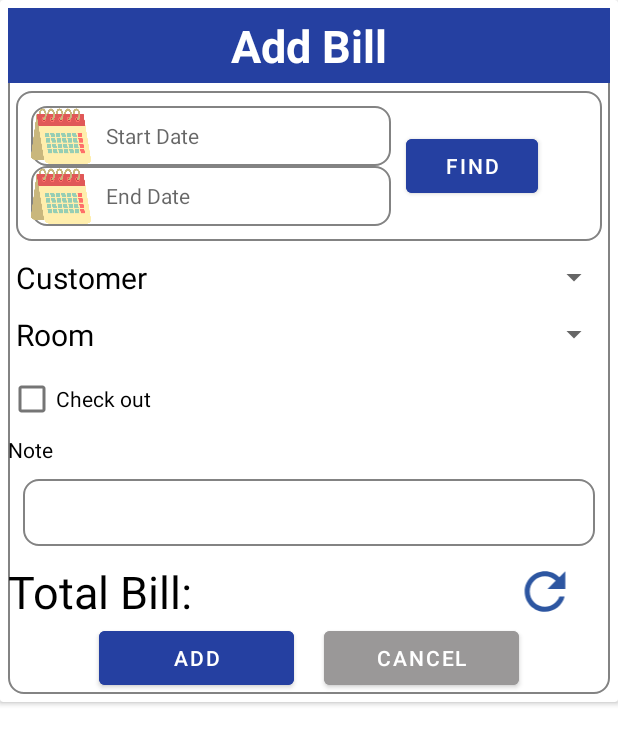
After one commit to thinhnqhe150498/PRM391-HotelManagerApp, an Android app: the layout bill_dialog.xml on its own in the app's theme, with its tools: preview values and no code run, on a phone screen of 412 x 824 dp. The commit adds this screen. Shown: the top 745 px of the screen. Run offline under Robolectric (Android 15) with nearby library versions, the phone set to English and light mode, and no system bars.

Commit message:
dialog config

```diff
--- a/Final_Project/app/src/main/java/com/example/final_project/adapter/StatusSpinnerAdapter.java
+++ b/Final_Project/app/src/main/java/com/example/final_project/adapter/StatusSpinnerAdapter.java
@@ -33,7 +33,6 @@ public class StatusSpinnerAdapter extends ArrayAdapter<RoomStatus> {
             tvStatusSelected.setText(roomStatus.statusName);
         }
         return convertView;
-//        return super.getView(position, convertView, parent);
     }
 
     @Override
--- a/Final_Project/app/src/main/java/com/example/final_project/fragment/BillFragment.java
+++ b/Final_Project/app/src/main/java/com/example/final_project/fragment/BillFragment.java
@@ -1,10 +1,19 @@
 package com.example.final_project.fragment;
 
+import android.app.Dialog;
+import android.graphics.Color;
+import android.graphics.drawable.ColorDrawable;
 import android.os.Bundle;
+import android.view.Gravity;
 import android.view.LayoutInflater;
 import android.view.View;
 import android.view.ViewGroup;
+import android.view.Window;
+import android.view.WindowManager;
 import android.widget.AdapterView;
+import android.widget.Button;
+import android.widget.ImageButton;
+import android.widget.ImageView;
 import android.widget.Spinner;
 import android.widget.Toast;
 
@@ -41,6 +50,7 @@ public class BillFragment extends Fragment {
         spnRoomStatus.setOnItemSelectedListener(new AdapterView.OnItemSelectedListener() {
             @Override
             public void onItemSelected(AdapterView<?> parent, View view, int position, long id) {
+                //todo: filter theo từng status ở đây
                 Toast.makeText(view.getContext(), statusAdapter.getItem(position).statusName, Toast.LENGTH_SHORT).show();
             }
 
@@ -49,6 +59,31 @@ public class BillFragment extends Fragment {
 
             }
         });
+
+        ImageButton addViewBtn = view.findViewById(R.id.add_bill_btn);
+        addViewBtn.setOnClickListener(button -> {
+            openAddBillDialog(view);
+        });
+
+    }
+
+
+    private void openAddBillDialog(View view) {
+        Dialog billDialog = new Dialog(view.getContext());
+        billDialog.requestWindowFeature(Window.FEATURE_NO_TITLE);
+        billDialog.setContentView(R.layout.bill_dialog);
+
+        Window window = billDialog.getWindow();
+        if(window == null) {
+            return;
+        }
+        window.setLayout(WindowManager.LayoutParams.MATCH_PARENT, WindowManager.LayoutParams.WRAP_CONTENT);
+        window.setBackgroundDrawable(new ColorDrawable(Color.TRANSPARENT));
+
+        WindowManager.LayoutParams winLayoutParams = window.getAttributes();
+        winLayoutParams.gravity = Gravity.CENTER;
+        window.setAttributes(winLayoutParams);
+        billDialog.show();
     }
 
     private List<RoomStatus> getListStatus() {
--- a/Final_Project/app/src/main/res/color/color.xml
+++ b/Final_Project/app/src/main/res/color/color.xml
@@ -2,5 +2,6 @@
 <selector xmlns:android="http://schemas.android.com/apk/res/android">
     <item android:color="@color/white" android:state_checked="false"/>
     <item android:color="@color/teal_200" android:state_checked="true"/>
+    <item android:color="@color/dark_blue" android:state_checked="true"/>
 
 </selector>
--- /dev/null
+++ b/Final_Project/app/src/main/res/drawable/add_circle_24.xml
@@ -0,0 +1,5 @@
+<vector android:height="24dp" android:tint="#2DA132"
+    android:viewportHeight="24" android:viewportWidth="24"
+    android:width="24dp" xmlns:android="http://schemas.android.com/apk/res/android">
+    <path android:fillColor="@android:color/white" android:pathData="M12,2C6.48,2 2,6.48 2,12s4.48,10 10,10 10,-4.48 10,-10S17.52,2 12,2zM17,13h-4v4h-2v-4L7,13v-2h4L11,7h2v4h4v2z"/>
+</vector>
--- /dev/null
+++ b/Final_Project/app/src/main/res/drawable/custom_bill_dialog.xml
@@ -0,0 +1,7 @@
+<?xml version="1.0" encoding="utf-8"?>
+<shape xmlns:android="http://schemas.android.com/apk/res/android">
+    <solid android:color="@color/white"/>
+    <corners android:radius="10dp"/>
+    <stroke android:width="1.2dp"
+        android:color="#838383"/>
+</shape>
--- /dev/null
+++ b/Final_Project/app/src/main/res/drawable/refresh_icon.xml
@@ -0,0 +1,5 @@
+<vector android:height="24dp" android:tint="#2D56A1"
+    android:viewportHeight="24" android:viewportWidth="24"
+    android:width="24dp" xmlns:android="http://schemas.android.com/apk/res/android">
+    <path android:fillColor="@android:color/white" android:pathData="M17.65,6.35C16.2,4.9 14.21,4 12,4c-4.42,0 -7.99,3.58 -7.99,8s3.57,8 7.99,8c3.73,0 6.84,-2.55 7.73,-6h-2.08c-0.82,2.33 -3.04,4 -5.65,4 -3.31,0 -6,-2.69 -6,-6s2.69,-6 6,-6c1.66,0 3.14,0.69 4.22,1.78L13,11h7V4l-2.35,2.35z"/>
+</vector>
--- /dev/null
+++ b/Final_Project/app/src/main/res/layout/bill_dialog.xml
@@ -0,0 +1,190 @@
+<?xml version="1.0" encoding="utf-8"?>
+<androidx.cardview.widget.CardView xmlns:android="http://schemas.android.com/apk/res/android"
+    android:layout_width="match_parent"
+    android:layout_height="wrap_content"
+    android:orientation="vertical">
+
+    <LinearLayout
+        android:layout_width="match_parent"
+        android:layout_height="wrap_content"
+        android:layout_margin="5dp"
+        android:background="@drawable/custom_bill_dialog"
+        android:orientation="vertical">
+
+        <TextView
+            android:layout_width="match_parent"
+            android:layout_height="50dp"
+            android:background="@color/dark_blue"
+            android:gravity="center"
+            android:text="Add Bill"
+            android:textColor="@color/white"
+            android:textSize="30dp"
+            android:textStyle="bold" />
+
+        <LinearLayout
+            android:layout_width="match_parent"
+            android:layout_height="wrap_content"
+            android:layout_margin="5dp"
+            android:background="@drawable/custom_bill_dialog"
+            android:orientation="horizontal"
+            android:padding="10dp">
+
+            <LinearLayout
+                android:layout_width="wrap_content"
+                android:layout_height="wrap_content"
+                android:orientation="vertical">
+
+                <LinearLayout
+                    android:layout_width="wrap_content"
+                    android:layout_height="wrap_content"
+                    android:background="@drawable/custom_bill_dialog"
+                    android:orientation="horizontal">
+
+                    <ImageView
+                        android:layout_width="40dp"
+                        android:layout_height="40dp"
+                        android:src="@drawable/calendar" />
+
+                    <TextView
+                        android:layout_width="200dp"
+                        android:layout_height="match_parent"
+                        android:enabled="false"
+                        android:hint="Start Date"
+                        android:padding="10dp" />
+                </LinearLayout>
+
+                <LinearLayout
+                    android:layout_width="wrap_content"
+                    android:layout_height="wrap_content"
+                    android:background="@drawable/custom_bill_dialog"
+                    android:orientation="horizontal">
+
+                    <ImageView
+                        android:layout_width="40dp"
+                        android:layout_height="40dp"
+                        android:src="@drawable/calendar" />
+
+                    <TextView
+                        android:layout_width="200dp"
+                        android:layout_height="match_parent"
+                        android:enabled="false"
+                        android:hint="End Date"
+                        android:padding="10dp" />
+                </LinearLayout>
+
+            </LinearLayout>
+
+            <Button
+                android:layout_width="wrap_content"
+                android:layout_height="wrap_content"
+                android:layout_gravity="center"
+                android:layout_marginStart="10dp"
+                android:backgroundTint="@color/dark_blue"
+                android:text="Find" />
+        </LinearLayout>
+
+        <LinearLayout
+            android:layout_width="match_parent"
+            android:layout_height="wrap_content"
+            android:orientation="horizontal">
+
+            <TextView
+                android:layout_width="wrap_content"
+                android:layout_height="wrap_content"
+                android:padding="5dp"
+                android:text="Customer"
+                android:textColor="@color/black"
+                android:textSize="20sp" />
+
+            <Spinner
+                android:layout_width="match_parent"
+                android:layout_height="match_parent" />
+
+        </LinearLayout>
+
+        <LinearLayout
+            android:layout_width="match_parent"
+            android:layout_height="wrap_content"
+            android:orientation="horizontal">
+
+            <TextView
+                android:layout_width="wrap_content"
+                android:layout_height="wrap_content"
+                android:padding="5dp"
+                android:text="Room"
+                android:textColor="@color/black"
+                android:textSize="20sp" />
+
+            <Spinner
+                android:layout_width="match_parent"
+                android:layout_height="match_parent" />
+
+
+        </LinearLayout>
+
+        <CheckBox
+            android:layout_width="wrap_content"
+            android:layout_height="wrap_content"
+            android:text="Check out" />
+
+        <TextView
+            android:layout_width="match_parent"
+            android:layout_height="wrap_content"
+            android:text="Note"
+            android:textColor="@color/black" />
+
+        <EditText
+            android:id="@+id/bill_note"
+            android:layout_width="match_parent"
+            android:layout_height="wrap_content"
+            android:layout_margin="10dp"
+            android:background="@drawable/custom_bill_dialog"
+            android:padding="10dp" />
+
+        <LinearLayout
+            android:layout_width="match_parent"
+            android:layout_height="wrap_content">
+
+            <TextView
+                android:layout_width="wrap_content"
+                android:layout_height="wrap_content"
+                android:text="Total Bill: "
+                android:textColor="@color/black"
+                android:textSize="30sp" />
+
+            <TextView
+                android:layout_width="200dp"
+                android:layout_height="match_parent" />
+
+            <ImageView
+                android:layout_width="45dp"
+                android:layout_height="match_parent"
+                android:layout_marginStart="5dp"
+                android:src="@drawable/refresh_icon" />
+        </LinearLayout>
+
+        <LinearLayout
+            android:layout_width="match_parent"
+            android:layout_height="match_parent"
+            android:gravity="center"
+            android:orientation="horizontal">
+
+            <Button
+                android:layout_width="130dp"
+                android:layout_height="wrap_content"
+                android:layout_marginEnd="20dp"
+                android:backgroundTint="@color/dark_blue"
+                android:text="Add" />
+
+            <Button
+                android:layout_width="130dp"
+                android:layout_height="wrap_content"
+                android:layout_gravity=""
+                android:backgroundTint="#9A9898"
+                android:text="Cancel" />
+        </LinearLayout>
+
+
+    </LinearLayout>
+
+</androidx.cardview.widget.CardView>
--- a/Final_Project/app/src/main/res/layout/bill_fragment.xml
+++ b/Final_Project/app/src/main/res/layout/bill_fragment.xml
@@ -19,28 +19,39 @@
         <TextView
             android:layout_width="wrap_content"
             android:layout_height="wrap_content"
+            android:paddingStart="15dp"
+            android:paddingEnd="120dp"
             android:text="Bill"
-            android:textSize="25sp"
-            android:paddingEnd="120dp"
-            android:paddingStart="15dp"/>
+            android:textSize="25sp" />
 
         <Spinner
             android:id="@+id/spinner_status_hd"
             android:layout_width="228dp"
             android:layout_height="45dp"
             android:layout_marginEnd="15dp"
-            android:gravity="center"/>
+            android:gravity="center" />
     </LinearLayout>
 
 
     <LinearLayout
         android:layout_width="match_parent"
-        android:layout_height="match_parent">
+        android:layout_height="match_parent"
+        android:orientation="horizontal">
 
         <androidx.recyclerview.widget.RecyclerView
             android:id="@+id/rcv_hoa_don"
-            android:layout_width="match_parent"
-            android:layout_height="match_parent" />
+            android:layout_width="345dp"
+            android:layout_height="550dp"
+            android:layout_marginStart="2dp"
+            android:layout_marginBottom="4dp"
+            android:paddingStart="15dp" />
+
+        <ImageButton
+            android:id="@+id/add_bill_btn"
+            android:layout_width="45dp"
+            android:layout_height="45dp"
+            android:layout_marginTop="500dp"
+            android:src="@drawable/add_circle_24" />
     </LinearLayout>
 
 </LinearLayout>
```
Also changed, not shown: Final_Project/app/src/main/res/drawable/calendar.png (added).
